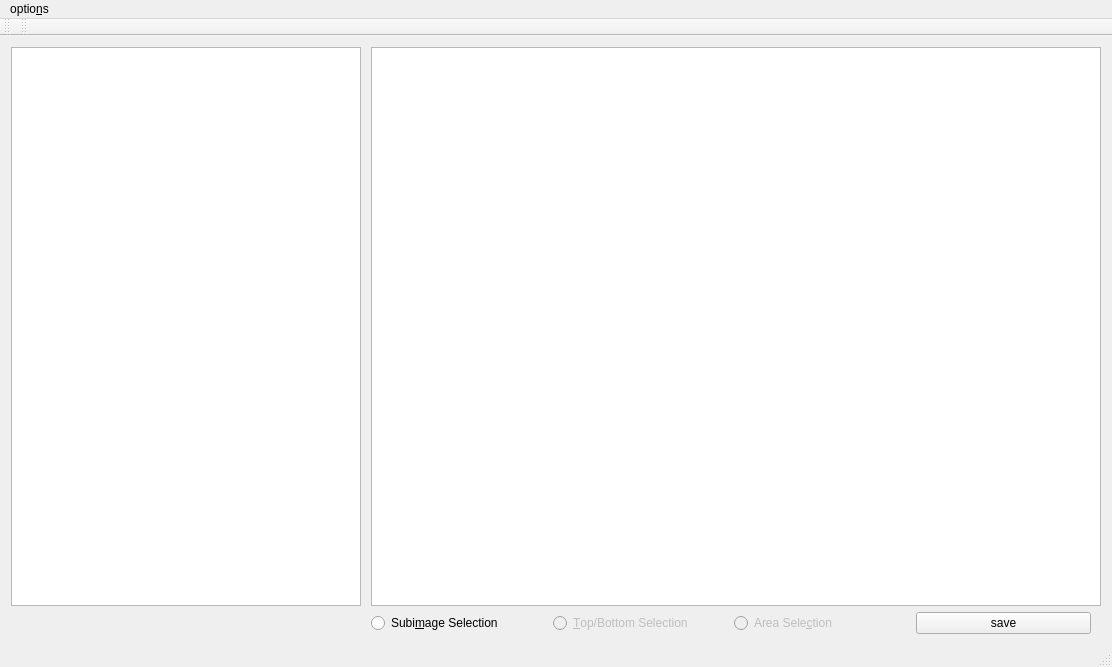
The window that where_is_waldo/gui/mainwindow.ui (gvolk/where_is_waldo) describes before a commit, drawn with Qt 5.
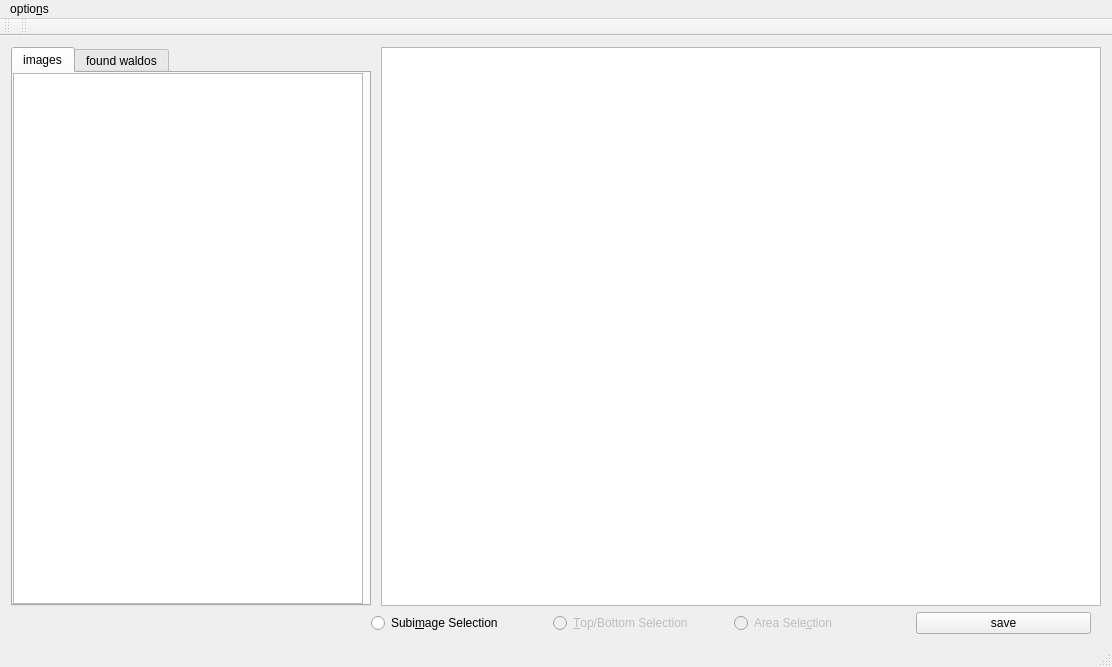
The same window after the commit. The open tabs and pages were chosen to show the change. Custom widgets are drawn as their Qt base class.

Commit message: changed gui little bit for displaying found waldos

Diff of the .ui file:
```diff
--- a/where_is_waldo/gui/mainwindow.ui
+++ b/where_is_waldo/gui/mainwindow.ui
@@ -62,14 +62,8 @@
       <property name="topMargin">
        <number>0</number>
       </property>
-      <item>
-       <widget class="QListWidget" name="listWidget">
-        <property name="sizePolicy">
-         <sizepolicy hsizetype="MinimumExpanding" vsizetype="MinimumExpanding">
-          <horstretch>0</horstretch>
-          <verstretch>0</verstretch>
-         </sizepolicy>
-        </property>
+      <item alignment="Qt::AlignLeft">
+       <widget class="QTabWidget" name="tabWidget">
         <property name="minimumSize">
          <size>
           <width>350</width>
@@ -78,10 +72,111 @@
         </property>
         <property name="maximumSize">
          <size>
-          <width>350</width>
+          <width>400</width>
           <height>16777215</height>
          </size>
         </property>
+        <property name="mouseTracking">
+         <bool>true</bool>
+        </property>
+        <property name="acceptDrops">
+         <bool>true</bool>
+        </property>
+        <property name="currentIndex">
+         <number>1</number>
+        </property>
+        <widget class="QWidget" name="tab_3">
+         <attribute name="title">
+          <string>images</string>
+         </attribute>
+         <layout class="QHBoxLayout" name="horizontalLayout_2">
+          <property name="spacing">
+           <number>0</number>
+          </property>
+          <property name="leftMargin">
+           <number>0</number>
+          </property>
+          <property name="topMargin">
+           <number>0</number>
+          </property>
+          <property name="rightMargin">
+           <number>0</number>
+          </property>
+          <property name="bottomMargin">
+           <number>0</number>
+          </property>
+          <item>
+           <layout class="QHBoxLayout" name="horizontalLayout">
+            <property name="spacing">
+             <number>0</number>
+            </property>
+            <property name="rightMargin">
+             <number>6</number>
+            </property>
+            <item>
+             <widget class="QListWidget" name="listWidget">
+              <property name="sizePolicy">
+               <sizepolicy hsizetype="Expanding" vsizetype="Expanding">
+                <horstretch>0</horstretch>
+                <verstretch>0</verstretch>
+               </sizepolicy>
+              </property>
+              <property name="minimumSize">
+               <size>
+                <width>350</width>
+                <height>0</height>
+               </size>
+              </property>
+              <property name="maximumSize">
+               <size>
+                <width>16777215</width>
+                <height>16777215</height>
+               </size>
+              </property>
+              <property name="mouseTracking">
+               <bool>true</bool>
+              </property>
+              <property name="acceptDrops">
+               <bool>true</bool>
+              </property>
+             </widget>
+            </item>
+           </layout>
+          </item>
+         </layout>
+        </widget>
+        <widget class="QWidget" name="tab_4">
+         <attribute name="title">
+          <string>found waldos</string>
+         </attribute>
+         <layout class="QHBoxLayout" name="horizontalLayout_4">
+          <property name="spacing">
+           <number>0</number>
+          </property>
+          <property name="leftMargin">
+           <number>0</number>
+          </property>
+          <property name="topMargin">
+           <number>0</number>
+          </property>
+          <property name="rightMargin">
+           <number>0</number>
+          </property>
+          <property name="bottomMargin">
+           <number>0</number>
+          </property>
+          <item>
+           <layout class="QHBoxLayout" name="horizontalLayout_3">
+            <property name="spacing">
+             <number>0</number>
+            </property>
+            <item>
+             <widget class="QListWidget" name="listWidget_2"/>
+            </item>
+           </layout>
+          </item>
+         </layout>
+        </widget>
        </widget>
       </item>
       <item>
```
The commit also changes 1 other file.
